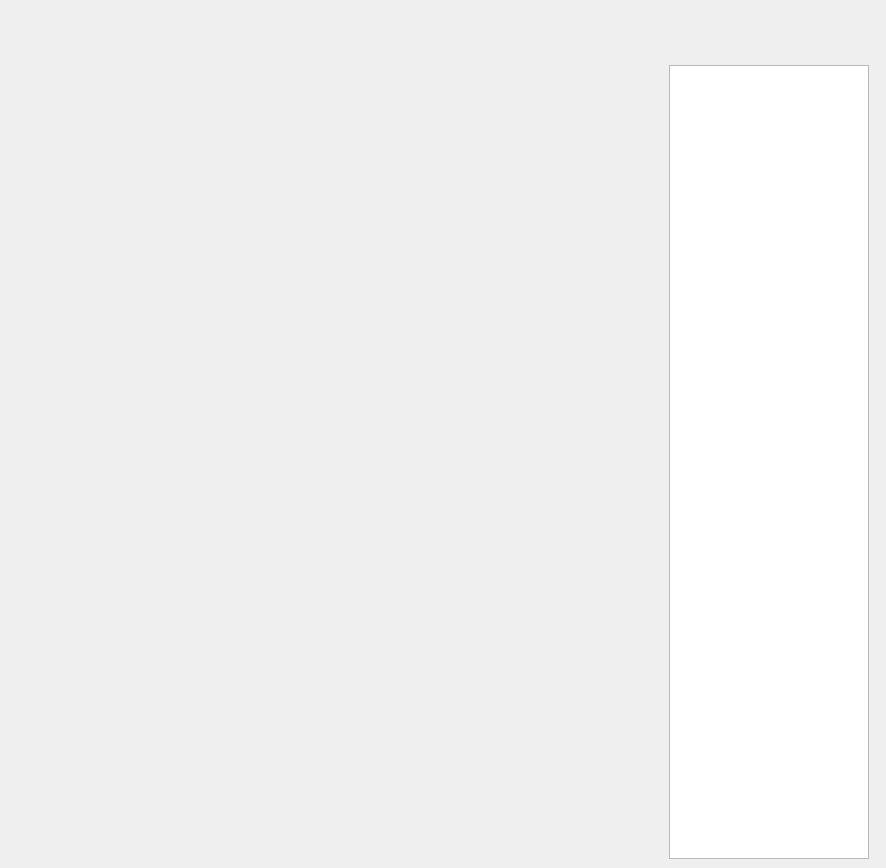
The window that mpldesigner/window.ui (dapperfu/PyQt5Scratch) describes before a commit, drawn with Qt 5.
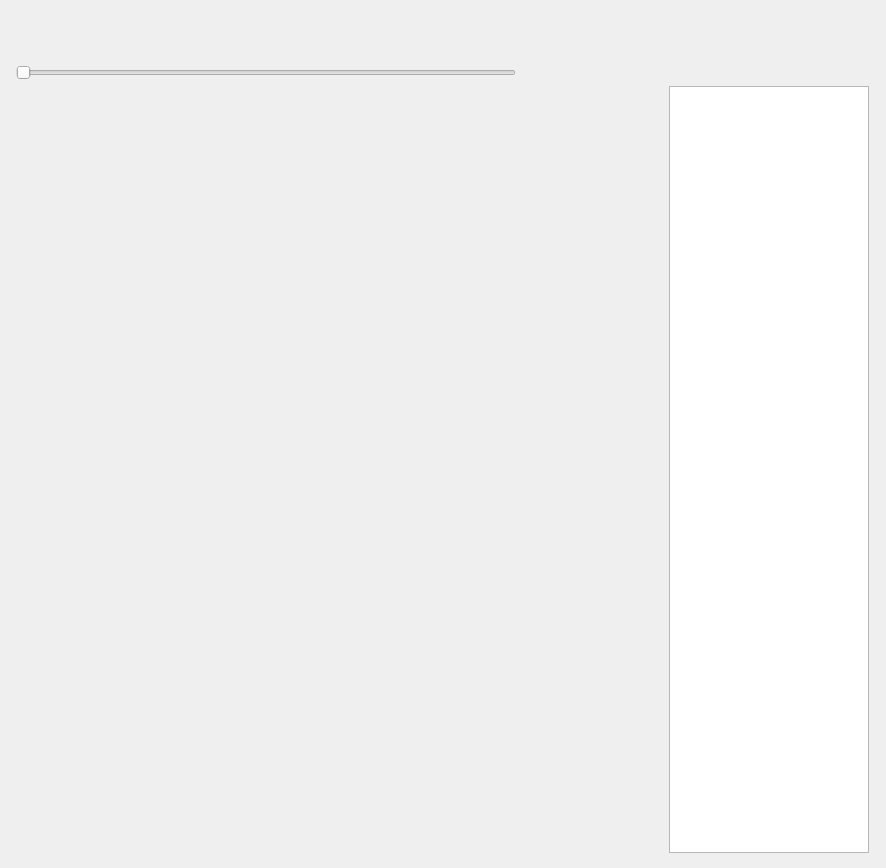
The same window after the commit.

Commit message: Git Auto Commit: Sun Dec 11 03:57:51 EST 2016

Diff of the .ui file:
```diff
--- a/mpldesigner/window.ui
+++ b/mpldesigner/window.ui
@@ -15,7 +15,32 @@
   </property>
   <widget class="QWidget" name="centralwidget">
    <layout class="QGridLayout" name="gridLayout">
-    <item row="1" column="1">
+    <item row="1" column="0">
+     <widget class="QSlider" name="horizontalSlider">
+      <property name="sizePolicy">
+       <sizepolicy hsizetype="MinimumExpanding" vsizetype="Minimum">
+        <horstretch>0</horstretch>
+        <verstretch>0</verstretch>
+       </sizepolicy>
+      </property>
+      <property name="minimumSize">
+       <size>
+        <width>200</width>
+        <height>0</height>
+       </size>
+      </property>
+      <property name="maximumSize">
+       <size>
+        <width>500</width>
+        <height>16777215</height>
+       </size>
+      </property>
+      <property name="orientation">
+       <enum>Qt::Horizontal</enum>
+      </property>
+     </widget>
+    </item>
+    <item row="2" column="1">
      <widget class="QListWidget" name="mplfigs">
       <property name="sizePolicy">
        <sizepolicy hsizetype="Minimum" vsizetype="Expanding">
@@ -31,7 +56,7 @@
       </property>
      </widget>
     </item>
-    <item row="1" column="0">
+    <item row="2" column="0" rowspan="2">
      <widget class="QWidget" name="mplwindow" native="true">
       <property name="enabled">
        <bool>true</bool>
```
Left out of the diff: 1 changed line with no effect on the pictures. The commit also changes 1 other file.
